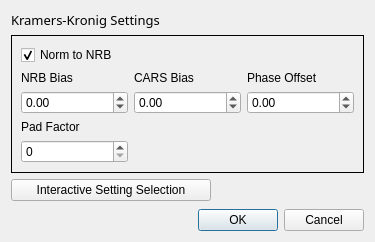
Before: the Qt Designer form crikit/ui/qt5-creator/ui_KKOptions.ui in CCampJr/CRIkit2, drawn with Qt 5.
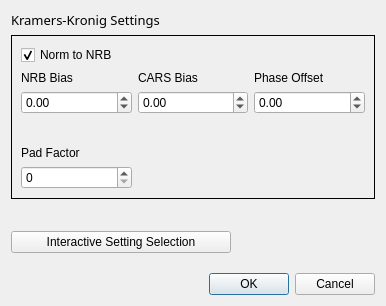
After: the same form once the commit is applied.

Patch:
```diff
--- a/crikit/ui/qt5-creator/ui_KKOptions.ui
+++ b/crikit/ui/qt5-creator/ui_KKOptions.ui
@@ -6,8 +6,8 @@
    <rect>
     <x>0</x>
     <y>0</y>
-    <width>375</width>
-    <height>239</height>
+    <width>386</width>
+    <height>306</height>
    </rect>
   </property>
   <property name="windowTitle">
@@ -168,7 +168,7 @@
      <item>
       <widget class="QPushButton" name="pushButtonInteractive">
        <property name="sizePolicy">
-        <sizepolicy hsizetype="Fixed" vsizetype="Fixed">
+        <sizepolicy hsizetype="Fixed" vsizetype="Preferred">
          <horstretch>0</horstretch>
          <verstretch>0</verstretch>
         </sizepolicy>
@@ -181,7 +181,7 @@
        </property>
        <property name="maximumSize">
         <size>
-         <width>200</width>
+         <width>220</width>
          <height>16777215</height>
         </size>
        </property>
```
